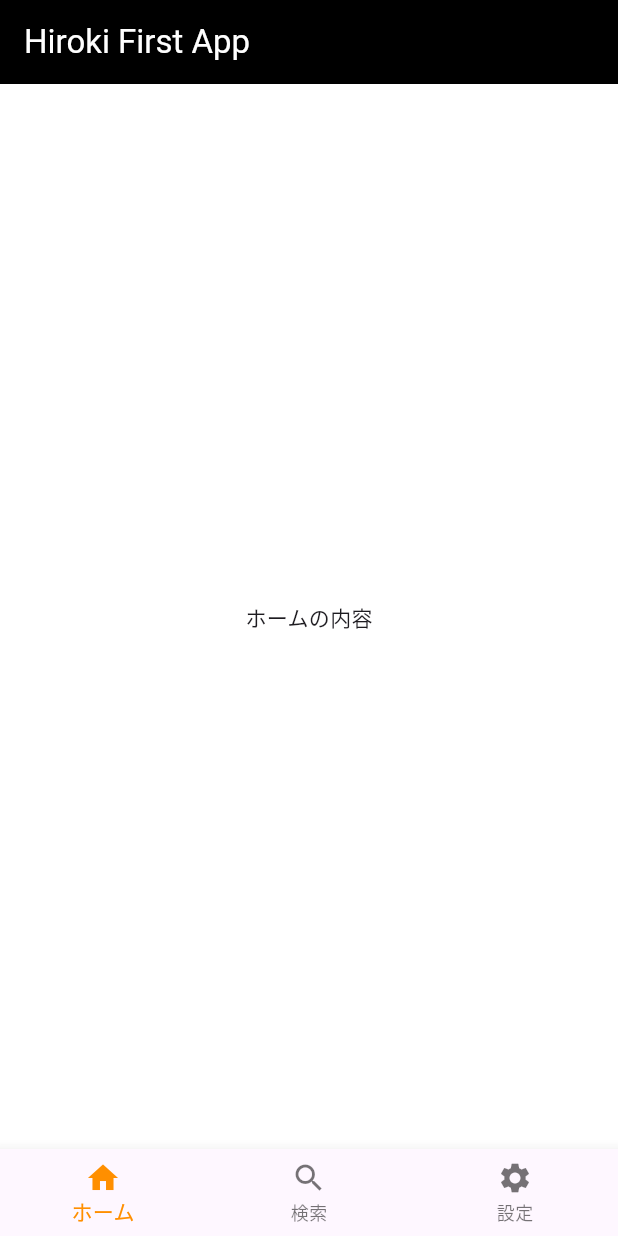
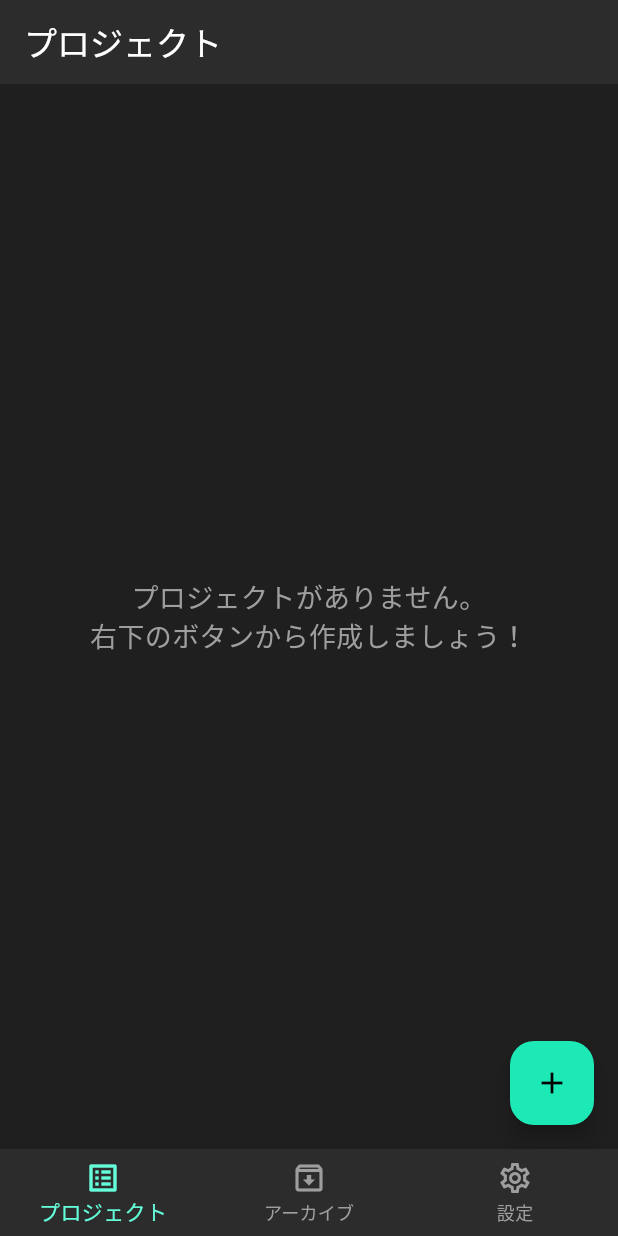
Before and after one commit to HirokiMoriuchi/my_first_app, a Flutter app: the screen it shows after launch, on a phone screen of 412 x 824 dp. Run offline on Flutter 3.47's test engine with Material 3 defaults, Android fonts, the phone set to English and light mode, and no system bars.

Commit message:
TODOアプリのベース開発

```diff
--- a/lib/main.dart
+++ b/lib/main.dart
@@ -1,30 +1,56 @@
 import 'package:flutter/material.dart';
+import 'screens/projects_screen.dart'; // 作成したファイルを読み込む
+import 'screens/archive_screen.dart';  // 作成したファイルを読み込む
+import 'screens/settings_screen.dart'; // 作成したファイルを読み込む
 
 void main() {
   runApp(const MyApp());
 }
 
-// アプリ全体の「土台」となるStatelessWidget (ここはシンプルにMaterialAppを返すだけ)
 class MyApp extends StatelessWidget {
   const MyApp({super.key});
 
   @override
   Widget build(BuildContext context) {
     return MaterialApp(
-      theme: ThemeData(
-        scaffoldBackgroundColor: Colors.white,
-        appBarTheme: const AppBarTheme( // const を追加
-          backgroundColor: Colors.black,
-          foregroundColor: Colors.white,
+      title: 'ToDo App', // アプリのタイトルを変更
+      theme: ThemeData.dark().copyWith( // ダークテーマをベースにカスタマイズ
+        scaffoldBackgroundColor: const Color(0xFF1F1F1F), // 背景色を少し調整 (真っ黒よりは濃いグレー)
+        appBarTheme: const AppBarTheme(
+          backgroundColor: Color(0xFF2C2C2C), // AppBarの背景色
+          foregroundColor: Colors.white,      // AppBarの文字やアイコンの色
+          elevation: 0, // AppBarの影を消す (フラットデザイン風)
+        ),
+        bottomNavigationBarTheme: const BottomNavigationBarThemeData(
+          backgroundColor: Color(0xFF2C2C2C),    // BottomNavigationBarの背景色
+          selectedItemColor: Colors.tealAccent, // 選択されたアイテムの色 (アクセントカラー)
+          unselectedItemColor: Colors.grey,     // 選択されていないアイテムの色
+        ),
+        // アクセントカラーを定義 (ボタンなどに使用)
+        colorScheme: ThemeData.dark().colorScheme.copyWith(
+          secondary: Colors.tealAccent[400], // FABボタンなどに使われるアクセントカラー
+          brightness: Brightness.dark, // 全体のテーマの明るさをダークに
+        ),
+        // (オプション) カードのテーマ
+        cardTheme: CardTheme(
+          color: const Color(0xFF2C2C2C), // カードの背景色
+          elevation: 2.0, // カードの影
+          shape: RoundedRectangleBorder(
+            borderRadius: BorderRadius.circular(12.0), // カードの角を丸くする
+          ),
+          margin: const EdgeInsets.symmetric(horizontal: 16.0, vertical: 8.0), // カード周りの余白
+        ),
+        // (オプション) フローティングアクションボタンのテーマ
+        floatingActionButtonTheme: FloatingActionButtonThemeData(
+          backgroundColor: Colors.tealAccent[400],
+          foregroundColor: Colors.black,
         ),
       ),
-      title: 'Hiroki First App',
-      home: const MyHomePage(), // Scaffold部分をStatefulWidgetに分離
-    ); // MaterialAppの末尾にセミコロンを追加
+      home: const MyHomePage(),
+    );
   }
 }
 
-// 画面の主要部分とBottomNavigationBarの状態を管理するStatefulWidget
 class MyHomePage extends StatefulWidget {
   const MyHomePage({super.key});
 
@@ -33,49 +59,48 @@ class MyHomePage extends StatefulWidget {
 }
 
 class _MyHomePageState extends State<MyHomePage> {
-  int _selectedIndex = 0; // 現在選択されているアイテムのインデックスを保持
+  int _selectedIndex = 0;
 
-  // アイテムがタップされたときに呼ばれる関数
+  // 各タブで表示する画面ウィジェットのリスト
+  static const List<Widget> _widgetOptions = <Widget>[
+    ProjectsScreen(),  // 作成した ProjectsScreen を指定
+    ArchiveScreen(),   // 作成した ArchiveScreen を指定
+    SettingsScreen(),  // 作成した SettingsScreen を指定
+  ];
+
   void _onItemTapped(int index) {
-    setState(() { // 状態を更新することをFlutterに伝える
-      _selectedIndex = index; // 選択されたインデックスを更新
+    setState(() {
+      _selectedIndex = index;
     });
   }
-
-  // 各タブで表示する仮のウィジェット（実際のアプリでは各画面ウィジェットに置き換えます）
-  static const List<Widget> _widgetOptions = <Widget>[
-    Center(child: Text('ホームの内容')),
-    Center(child: Text('検索の内容')),
-    Center(child: Text('設定の内容')),
-  ];
 
   @override
   Widget build(BuildContext context) {
     return Scaffold(
-      appBar: AppBar(
-        title: const Text('Hiroki First App'),
-        // ThemeDataで指定しているので、ここでは不要ならコメントアウトまたは削除
-        // backgroundColor: Colors.black,
+      // AppBarは各画面で定義するので、ここでは不要
+      // appBar: AppBar(
+      //   title: const Text('ToDo App'),
+      // ),
+      body: Center(
+        child: _widgetOptions.elementAt(_selectedIndex),
       ),
-      body: _widgetOptions.elementAt(_selectedIndex), // 選択されたインデックスに応じて表示するウィジェットを切り替え
       bottomNavigationBar: BottomNavigationBar(
         items: const <BottomNavigationBarItem>[
           BottomNavigationBarItem(
-            icon: Icon(Icons.home),
-            label: "ホーム",
+            icon: Icon(Icons.list_alt), // プロジェクトっぽいアイコンに変更
+            label: 'プロジェクト',
           ),
           BottomNavigationBarItem(
-            icon: Icon(Icons.search),
-            label: "検索",
+            icon: Icon(Icons.archive_outlined), // アーカイブっぽいアイコンに変更
+            label: 'アーカイブ',
           ),
           BottomNavigationBarItem(
-            icon: Icon(Icons.settings),
-            label: "設定",
+            icon: Icon(Icons.settings_outlined), // 設定っぽいアイコンに変更
+            label: '設定',
           ),
         ],
-        currentIndex: _selectedIndex, // 現在選択されているアイテムのインデックスを指定
-        selectedItemColor: Colors.amber[800], // 選択されたアイテムの色（任意）
-        onTap: _onItemTapped, // タップされたときの処理を指定
+        currentIndex: _selectedIndex,
+        onTap: _onItemTapped,
       ),
     );
   }
--- /dev/null
+++ b/lib/models/project_model.dart
@@ -0,0 +1,31 @@
+import 'task_model.dart'; // 作成したTaskモデルを読み込む
+
+class Project {
+  String id;
+  String title;
+  List<Task> tasks; // Taskのリストを持つ
+  DateTime createdAt;
+  bool isArchived;
+
+  Project({
+    required this.id,
+    required this.title,
+    List<Task>? tasks, // ? をつけて、null許容にする
+    required this.createdAt,
+    this.isArchived = false, // デフォルトはアーカイブされていない
+  }) : tasks = tasks ?? []; // tasksがnullなら空のリストを代入
+
+  // タスクの進捗を計算するヘルパーメソッド (例)
+  double get progress {
+    if (tasks.isEmpty) {
+      return 0.0;
+    }
+    final completedTasks = tasks.where((task) => task.isDone).length;
+    return completedTasks / tasks.length;
+  }
+
+  // 未完了のタスク数を取得するヘルパーメソッド
+  int get unfinishedTaskCount {
+    return tasks.where((task) => !task.isDone).length;
+  }
+}
--- /dev/null
+++ b/lib/models/task_model.dart
@@ -0,0 +1,13 @@
+class Task {
+  String id;
+  String title;
+  bool isDone;
+  DateTime createdAt;
+
+  Task({
+    required this.id,
+    required this.title,
+    this.isDone = false, // デフォルトは未完了
+    required this.createdAt,
+  });
+}
--- /dev/null
+++ b/lib/screens/add_project_screen.dart
@@ -0,0 +1,79 @@
+import 'package:flutter/material.dart';
+import '../models/project_model.dart'; // Projectモデルを読み込む
+
+class AddProjectScreen extends StatefulWidget {
+  const AddProjectScreen({super.key});
+
+  @override
+  State<AddProjectScreen> createState() => _AddProjectScreenState();
+}
+
+class _AddProjectScreenState extends State<AddProjectScreen> {
+  final _formKey = GlobalKey<FormState>(); // フォームの状態を管理するためのキー
+  String _projectTitle = ''; // 入力されたプロジェクトタイトルを保持する変数
+
+  void _saveProject() {
+    // バリデーション（入力チェック）を実行
+    if (_formKey.currentState!.validate()) {
+      _formKey.currentState!.save(); // フォームのonSavedを実行して _projectTitle を更新
+
+      // 新しいProjectオブジェクトを作成
+      final newProject = Project(
+        // IDはユニークなものが必要。ここでは現在時刻をミリ秒に変換したものを使う（簡易的）
+        id: DateTime.now().millisecondsSinceEpoch.toString(),
+        title: _projectTitle,
+        createdAt: DateTime.now(),
+        tasks: [], // 最初はタスクなし
+      );
+      // 前の画面に新しいプロジェクトを渡して戻る
+      Navigator.of(context).pop(newProject);
+    }
+  }
+
+  @override
+  Widget build(BuildContext context) {
+    return Scaffold(
+      appBar: AppBar(
+        title: const Text('新しいプロジェクトを作成'),
+      ),
+      body: Padding(
+        padding: const EdgeInsets.all(16.0),
+        child: Form(
+          key: _formKey, // フォームにキーを設定
+          child: Column(
+            crossAxisAlignment: CrossAxisAlignment.stretch,
+            children: <Widget>[
+              TextFormField(
+                decoration: const InputDecoration(
+                  labelText: 'プロジェクトタイトル',
+                  hintText: '例: 夏休みの旅行計画',
+                  border: OutlineInputBorder(), // 枠線をつける
+                ),
+                validator: (value) { // 入力値のバリデーション
+                  if (value == null || value.trim().isEmpty) {
+                    return 'プロジェクトタイトルを入力してください。';
+                  }
+                  return null; // 問題なければnullを返す
+                },
+                onSaved: (value) { // 保存時の処理
+                  _projectTitle = value!;
+                },
+                autofocus: true, // 画面表示時に自動でフォーカス
+              ),
+              const SizedBox(height: 24.0), // 少しスペースを空ける
+              ElevatedButton(
+                onPressed: _saveProject, // 保存ボタンが押されたら_saveProjectを実行
+                style: ElevatedButton.styleFrom(
+                  backgroundColor: Theme.of(context).colorScheme.secondary, // テーマのアクセントカラーを使用
+                  padding: const EdgeInsets.symmetric(vertical: 16.0),
+                  textStyle: const TextStyle(fontSize: 18, color: Colors.white),
+                ),
+                child: const Text('作成する'),
+              ),
+            ],
+          ),
+        ),
+      ),
+    );
+  }
+}
--- /dev/null
+++ b/lib/screens/projects_screen.dart
@@ -0,0 +1,114 @@
+import 'package:flutter/material.dart';
+import '../models/project_model.dart';
+// import '../models/task_model.dart'; // 必要に応じて
+import 'add_project_screen.dart';
+import 'project_detail_screen.dart'; // ★ 追加: 詳細画面をインポート
+
+class ProjectsScreen extends StatefulWidget {
+  const ProjectsScreen({super.key});
+
+  @override
+  State<ProjectsScreen> createState() => _ProjectsScreenState();
+}
+
+class _ProjectsScreenState extends State<ProjectsScreen> {
+  List<Project> _projects = [ /* ... existing dummy data ... */ ];
+
+  void _addProject(Project project) {
+    setState(() {
+      _projects.insert(0, project);
+    });
+  }
+
+  void _navigateToAddTaskScreen() async {
+    final newProject = await Navigator.push<Project>(
+      context,
+      MaterialPageRoute(builder: (context) => const AddProjectScreen()),
+    );
+    if (newProject != null) {
+      _addProject(newProject);
+    }
+  }
+
+  // ★ 追加: プロジェクト詳細画面に遷移し、結果を受け取るメソッド
+  void _navigateToProjectDetailScreen(Project project) async {
+    final updatedProject = await Navigator.push<Project>(
+      context,
+      MaterialPageRoute(
+        builder: (context) => ProjectDetailScreen(project: project),
+      ),
+    );
+
+    if (updatedProject != null) {
+      setState(() {
+        // リスト内で該当するプロジェクトを見つけて更新する
+        final index = _projects.indexWhere((p) => p.id == updatedProject.id);
+        if (index != -1) {
+          _projects[index] = updatedProject;
+        }
+      });
+    }
+  }
+
+  @override
+  Widget build(BuildContext context) {
+    final activeProjects = _projects.where((p) => !p.isArchived).toList();
+
+    return Scaffold(
+      appBar: AppBar(
+        title: const Text('プロジェクト'),
+      ),
+      body: activeProjects.isEmpty
+          ? const Center(
+              child: Text(
+                'プロジェクトがありません。\n右下のボタンから作成しましょう！',
+                textAlign: TextAlign.center,
+                style: TextStyle(fontSize: 18, color: Colors.grey),
+              ),
+            )
+          : ListView.builder(
+        padding: const EdgeInsets.only(top: 8.0, bottom: 80.0),
+        itemCount: activeProjects.length,
+        itemBuilder: (context, index) {
+          final project = activeProjects[index];
+          return Card(
+            child: ListTile(
+              title: Text(
+                project.title,
+                style: const TextStyle(
+                    fontWeight: FontWeight.bold, fontSize: 18),
+              ),
+              subtitle: project.tasks.isEmpty
+                  ? const Text('タスクなし')
+                  : Text(
+                '未完了 ${project.unfinishedTaskCount}件 / 全 ${project.tasks.length}件',
+                style: TextStyle(color: Colors.grey[400]),
+              ),
+              trailing: project.tasks.isEmpty
+                  ? null
+                  : SizedBox(
+                width: 30,
+                height: 30,
+                child: CircularProgressIndicator(
+                  value: project.progress, // ★ ここで進捗が更新される
+                  strokeWidth: 3.0,
+                  backgroundColor: Colors.grey[700],
+                  valueColor: AlwaysStoppedAnimation<Color>(
+                    project.progress == 1.0 ? Colors.greenAccent : Theme.of(context).colorScheme.secondary,
+                  ),
+                ),
+              ),
+              onTap: () { // ★ 変更: 詳細画面へ遷移
+                _navigateToProjectDetailScreen(project);
+              },
+            ),
+          );
+        },
+      ),
+      floatingActionButton: FloatingActionButton(
+        onPressed: _navigateToAddTaskScreen,
+        child: const Icon(Icons.add),
+      ),
+    );
+  }
+}
```
Also changed, not shown: lib/screens/archive_screen.dart (added, +20 -0 lines), lib/screens/project_detail_screen.dart (added, +158 -0 lines), lib/screens/settings_screen.dart (added, +20 -0 lines).
